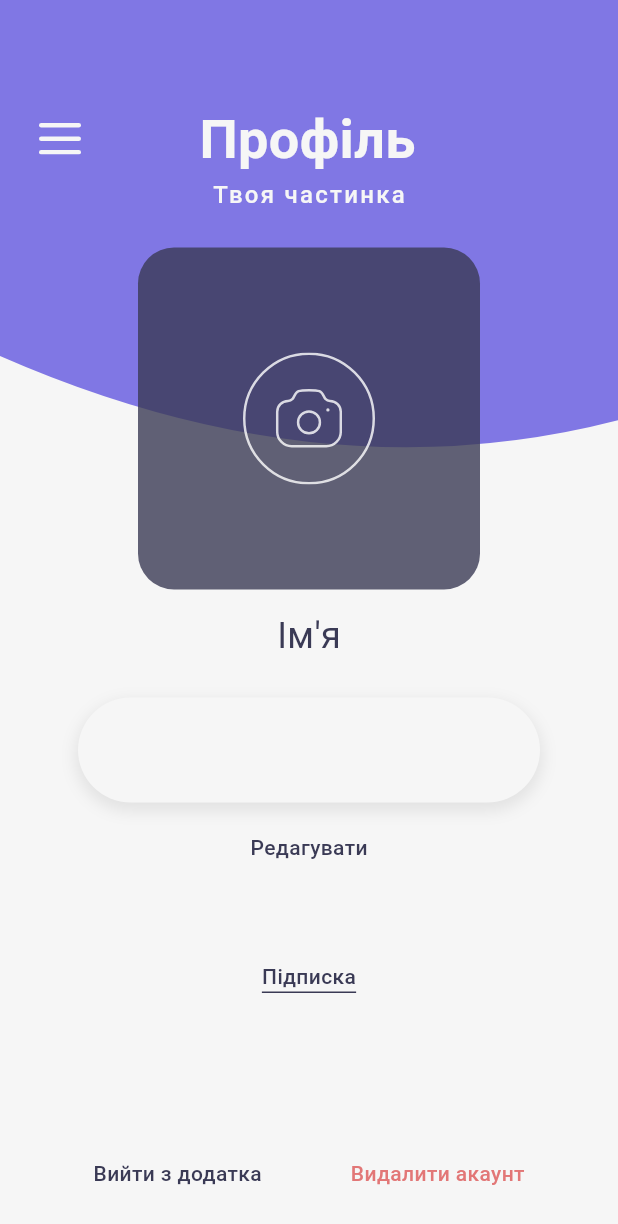
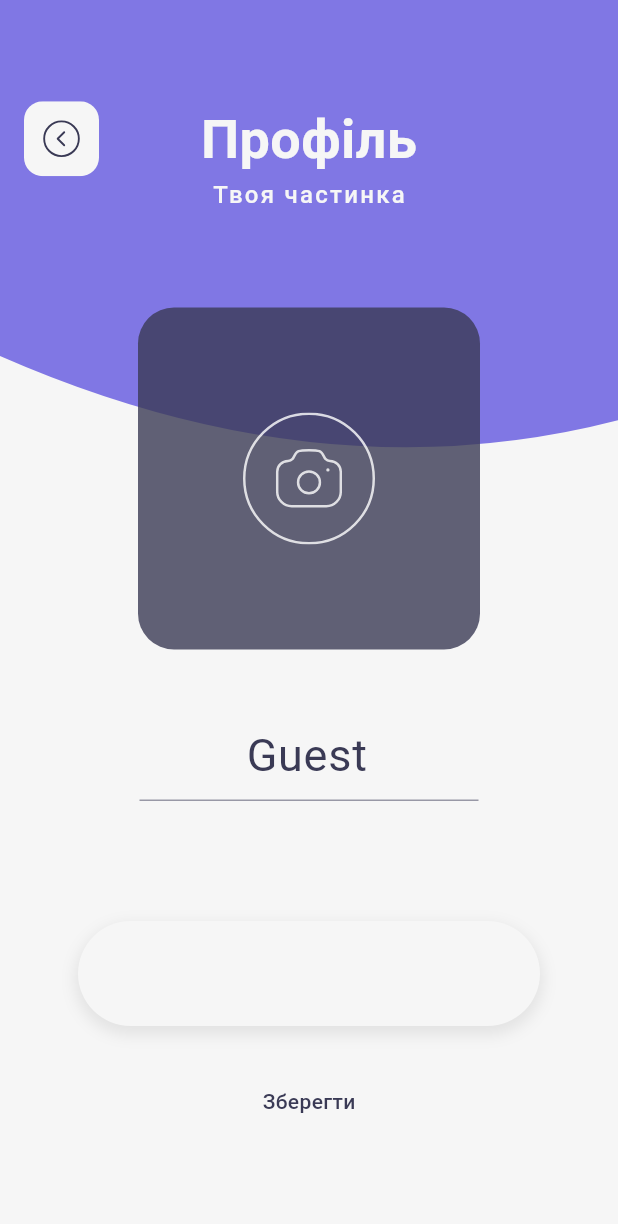
Before and after one commit to MaximDmytruk/Memory-Box, a Flutter app: the ProfileScreen screen opened directly, after a tap on "Редагувати", on a phone screen of 412 x 824 dp. Shown: the top 1224 px of the screen. Run offline on Flutter 3.47's test engine with Material 3 defaults, Android fonts, the phone set to English and light mode, and no system bars; our stand-ins replace bloc, flutter_bloc, flutter_svg, freezed_annotation, gap, google_fonts and 3 more; missing offline and left inert: flutter_sound; accounts and stored records are empty.

Commit message:
Create different pages for ProfileScreen

```diff
--- /dev/null
+++ b/lib/blocs/profile_screen_bloc/profile_screen_bloc.dart
@@ -0,0 +1,33 @@
+import 'package:bloc/bloc.dart';
+import 'package:freezed_annotation/freezed_annotation.dart';
+
+part 'profile_screen_event.dart';
+part 'profile_screen_state.dart';
+part 'profile_screen_bloc.freezed.dart';
+
+class ProfileScreenBloc extends Bloc<ProfileScreenEvent, ProfileScreenState> {
+  ProfileScreenBloc() : super(ProfileScreenState()) {
+    on<_OnEditMode>(_onEditMode);
+    on<_OffEditMode>(_offEditMode);
+  }
+
+  void _onEditMode(_OnEditMode event, Emitter emit) {
+    emit(
+      state.copyWith(
+        status: ProfileScreenStatus.edit,
+        editModeOn: true,
+      ),
+    );
+  }
+
+  void _offEditMode(_OffEditMode event, Emitter emit) {
+    emit(
+      state.copyWith(
+        status: ProfileScreenStatus.loaded,
+        editModeOn: false,
+      ),
+    );
+  }
+
+
+}
--- /dev/null
+++ b/lib/blocs/profile_screen_bloc/profile_screen_event.dart
@@ -0,0 +1,7 @@
+part of 'profile_screen_bloc.dart';
+
+@freezed
+class ProfileScreenEvent with _$ProfileScreenEvent {
+  const factory ProfileScreenEvent.onEditMode() = _OnEditMode;
+  const factory ProfileScreenEvent.offEditMode() = _OffEditMode;
+}
--- /dev/null
+++ b/lib/blocs/profile_screen_bloc/profile_screen_state.dart
@@ -0,0 +1,14 @@
+part of 'profile_screen_bloc.dart';
+
+enum ProfileScreenStatus {
+  loaded,
+  edit,
+}
+
+@freezed
+class ProfileScreenState with _$ProfileScreenState {
+  const factory ProfileScreenState({
+    @Default(ProfileScreenStatus.loaded) ProfileScreenStatus status,
+    @Default(false) bool editModeOn,
+  }) = _ProfileScreenState;
+}
--- a/lib/constants/icons_app/icons_app.dart
+++ b/lib/constants/icons_app/icons_app.dart
@@ -24,4 +24,5 @@ class IconsApp {
   static String upload = 'assets/icons/upload.svg';
   static String skipBack15 = 'assets/icons/skip_back_15.svg';
    static String skipForward15 = 'assets/icons/skip_forward_15.svg';
+    static String backArrowInWhiteRectangle = 'assets/icons/back_arrow_in_white_rectangle.svg';
 }
--- a/lib/main.dart
+++ b/lib/main.dart
@@ -2,7 +2,8 @@ import 'package:flutter/material.dart';
 import 'package:flutter_bloc/flutter_bloc.dart';
 import 'package:hive_flutter/hive_flutter.dart';
 import 'package:memory_box/blocs/auth_bloc/auth_bloc.dart';
-import 'package:memory_box/blocs/bloc/main_screen_bloc.dart';
+import 'package:memory_box/blocs/profile_screen_bloc/profile_screen_bloc.dart';
+import 'package:memory_box/blocs/main_screen_bloc/main_screen_bloc.dart';
 import 'package:memory_box/blocs/registration_bloc/registration_bloc.dart';
 import 'package:memory_box/blocs/recording_screen_bloc/recording_screen_bloc.dart';
 import 'package:memory_box/blocs/player_bloc/player_bloc.dart';
@@ -46,13 +47,18 @@ class MainApp extends StatelessWidget {
           ),
         ),
         BlocProvider(
-          create: (context) => MainScreenBloc(audioRepository: audioRepository,),
+          create: (context) => MainScreenBloc(
+            audioRepository: audioRepository,
+          ),
         ),
         BlocProvider(
           create: (context) => PlayerBloc(),
         ),
         BlocProvider(
           create: (context) => RecordingScreenBloc(),
+        ),
+        BlocProvider(
+          create: (context) => ProfileScreenBloc(),
         ),
       ],
       child: MaterialApp(
--- /dev/null
+++ b/lib/repositories/user_guest_repository.dart
@@ -0,0 +1,37 @@
+import 'package:hive_flutter/hive_flutter.dart';
+
+class UserGuestRepository {
+  static const String _boxName = 'profile';
+
+  Future<void> init() async {
+    final Box<String> box = await Hive.openBox<String>(_boxName);
+
+    if (!box.containsKey('name')) {
+      await box.put('name', 'Guest');
+    }
+
+    if (!box.containsKey('phoneNumber')) {
+      await box.put('phoneNumber', '');
+    }
+  }
+
+  String getName() {
+    final Box<String> box = Hive.box<String>(_boxName);
+    return box.get('name', defaultValue: 'GuestDEFAULT')!;
+  }
+
+  String getPhoneNumber() {
+    final Box<String> box = Hive.box<String>(_boxName);
+    return box.get('phoneNumber', defaultValue: 'DEFAULT')!;
+  }
+
+  Future<void> updateName(String newName) async {
+    final Box<String> box = Hive.box<String>(_boxName);
+    await box.put('name', newName);
+  }
+
+  Future<void> updatePhoneNumber(String newPhone) async {
+    final Box<String> box = Hive.box<String>(_boxName);
+    await box.put('phoneNumber', newPhone);
+  }
+}
--- a/lib/screens/main_screen/main_screen.dart
+++ b/lib/screens/main_screen/main_screen.dart
@@ -1,7 +1,7 @@
 import 'package:flutter/material.dart';
 import 'package:flutter_bloc/flutter_bloc.dart';
 import 'package:flutter_svg/svg.dart';
-import 'package:memory_box/blocs/bloc/main_screen_bloc.dart';
+import 'package:memory_box/blocs/main_screen_bloc/main_screen_bloc.dart';
 import 'package:memory_box/constants/colors_app/colors_app.dart';
 import 'package:memory_box/constants/fonts/inter_font.dart';
 import 'package:memory_box/constants/icons_app/icons_app.dart';
--- /dev/null
+++ b/lib/screens/profile_screen/pages/edit_page.dart
@@ -0,0 +1,142 @@
+import 'package:flutter/material.dart';
+import 'package:flutter/services.dart';
+import 'package:flutter_svg/svg.dart';
+import 'package:memory_box/constants/colors_app/colors_app.dart';
+import 'package:memory_box/constants/fonts/inter_font.dart';
+import 'package:memory_box/constants/icons_app/icons_app.dart';
+
+import 'package:memory_box/widgets/app_bars/custom_app_bar.dart';
+
+import 'package:memory_box/widgets/text_fields/custom_text_field.dart';
+import 'package:memory_box/widgets/text_fields/custom_text_field_with_underline.dart';
+
+class EditPage extends StatefulWidget {
+  final GestureTapCallback? prefixWidgetAction;
+
+  const EditPage({super.key, this.prefixWidgetAction});
+
+  @override
+  State<EditPage> createState() => _EditPageState();
+}
+
+class _EditPageState extends State<EditPage> {
+  final TextEditingController nameTextController = TextEditingController(
+    text: 'Guest',
+  );
+
+  @override
+  void dispose() {
+    nameTextController.dispose();
+    super.dispose();
+  }
+
+  @override
+  Widget build(BuildContext context) {
+    return SingleChildScrollView(
+      child: Padding(
+        padding: const EdgeInsets.only(
+          top: 67.0,
+          bottom: 47.0,
+          left: 16.0,
+          right: 16.0,
+        ),
+        child: Column(
+          mainAxisAlignment: MainAxisAlignment.center,
+          // spacing: 24.0,
+          children: [
+            CustomAppBar(
+              title: 'Профіль',
+              onDrawerIconTap: () {},
+              prefixChild: InkWell(
+                onTap: widget.prefixWidgetAction,
+                child: SvgPicture.asset(
+                  IconsApp.backArrowInWhiteRectangle,
+                  width: 50,
+                  height: 50,
+                ),
+              ),
+            ),
+            Text(
+              'Твоя частинка',
+              style: customTextStyle(
+                  fontSize: 16.0,
+                  fontWeight: FontWeight.w500,
+                  color: ColorsApp.white246,
+                  letterSpacing: 1.5),
+            ),
+            SizedBox(
+              height: 64.0,
+            ),
+            Container(
+              padding: EdgeInsets.all(
+                70,
+              ),
+              height: 228.0,
+              width: 228.0,
+              decoration: BoxDecoration(
+                color: ColorsApp.black58WithOpaciti08,
+                borderRadius: BorderRadius.circular(
+                  24.0,
+                ),
+              ),
+              child: InkWell(
+                borderRadius: BorderRadius.all(
+                  Radius.circular(
+                    40,
+                  ),
+                ),
+                onTap: () {},
+                child: SvgPicture.asset(
+                  IconsApp.photo,
+                  width: 80.0,
+                  height: 80.0,
+                ),
+              ),
+            ),
+            SizedBox(
+              height: 40.0,
+            ),
+            Padding(
+              padding: EdgeInsets.symmetric(
+                horizontal: 77,
+              ),
+              child: CustomTextFieldWithUnderline(
+                nameTextController: nameTextController,
+              ),
+            ),
+            SizedBox(
+              height: 80.0,
+            ),
+            Padding(
+              padding: const EdgeInsets.symmetric(
+                horizontal: 36.0,
+              ),
+              child: CustomTextField(
+                keyboardOnlyDigits: true,
+                inputFormatters: [
+                  FilteringTextInputFormatter.digitsOnly,
+                  LengthLimitingTextInputFormatter(9),
+                ],
+              ),
+            ),
+            SizedBox(
+              height: 40,
+            ),
+            InkWell(
+              borderRadius: BorderRadius.circular(25.0),
+              onTap: () {},
+              child: Text(
+                'Зберегти',
+                style: customTextStyle(
+                  fontSize: 14.0,
+                  fontWeight: FontWeight.w500,
+                  color: ColorsApp.black58,
+                ),
+              ),
+            ),
+          ],
+        ),
+      ),
+    );
+  }
+}
--- /dev/null
+++ b/lib/screens/profile_screen/pages/profilePage.dart
@@ -0,0 +1,148 @@
+import 'package:flutter/material.dart';
+import 'package:flutter/services.dart';
+import 'package:flutter_svg/svg.dart';
+import 'package:memory_box/constants/colors_app/colors_app.dart';
+import 'package:memory_box/constants/fonts/inter_font.dart';
+import 'package:memory_box/constants/icons_app/icons_app.dart';
+import 'package:memory_box/screens/registration_screens/registration_screen/widgets/custom_text_button.dart';
+import 'package:memory_box/widgets/app_bars/custom_app_bar.dart';
+import 'package:memory_box/widgets/buttons/custom_text_with_underline_button.dart';
+import 'package:memory_box/widgets/text_fields/custom_text_field.dart';
+
+class ProfilePage extends StatelessWidget {
+  final GestureTapCallback? iconMenuButtonAction;
+  final GestureTapCallback? editAction;
+
+  const ProfilePage({
+    super.key,
+    this.iconMenuButtonAction,
+    this.editAction,
+  });
+
+  @override
+  Widget build(BuildContext context) {
+    return SingleChildScrollView(
+      child: Padding(
+        padding: const EdgeInsets.only(
+          top: 67.0,
+          bottom: 47.0,
+          left: 16.0,
+          right: 16.0,
+        ),
+        child: Column(
+          mainAxisAlignment: MainAxisAlignment.center,
+          // spacing: 24.0,
+          children: [
+            CustomAppBar(
+              title: 'Профіль',
+              onDrawerIconTap: iconMenuButtonAction,
+            ),
+            Text(
+              'Твоя частинка',
+              style: customTextStyle(
+                  fontSize: 16.0,
+                  fontWeight: FontWeight.w500,
+                  color: ColorsApp.white246,
+                  letterSpacing: 1.5),
+            ),
+            SizedBox(
+              height: 24.0,
+            ),
+            Container(
+              padding: EdgeInsets.all(
+                70,
+              ),
+              height: 228.0,
+              width: 228.0,
+              decoration: BoxDecoration(
+                color: ColorsApp.black58WithOpaciti08,
+                borderRadius: BorderRadius.circular(
+                  24.0,
+                ),
+              ),
+              child: InkWell(
+                borderRadius: BorderRadius.all(
+                  Radius.circular(
+                    40,
+                  ),
+                ),
+                onTap: () {},
+                child: SvgPicture.asset(
+                  IconsApp.photo,
+                  width: 80.0,
+                  height: 80.0,
+                ),
+              ),
+            ),
+            SizedBox(
+              height: 14.0,
+            ),
+            Text(
+              'Ім\'я',
+              style: customTextStyle(
+                fontSize: 24.0,
+                fontWeight: FontWeight.w400,
+                color: ColorsApp.black58,
+              ),
+            ),
+            SizedBox(
+              height: 24.0,
+            ),
+            Padding(
+              padding: const EdgeInsets.symmetric(
+                horizontal: 36.0,
+              ),
+              child: CustomTextField(
+                keyboardOnlyDigits: true,
+                inputFormatters: [
+                  FilteringTextInputFormatter.digitsOnly,
+                  LengthLimitingTextInputFormatter(9),
+                ],
+              ),
+            ),
+            SizedBox(
+              height: 20,
+            ),
+            InkWell(
+              borderRadius: BorderRadius.circular(25.0),
+              onTap: editAction,
+              child: Text(
+                'Редагувати',
+                style: customTextStyle(
+                  fontSize: 14.0,
+                  fontWeight: FontWeight.w500,
+                  color: ColorsApp.black58,
+                ),
+              ),
+            ),
+            SizedBox(
+              height: 66.0,
+            ),
+            CustomTextWithUnderlineButton(
+              name: 'Підписка',
+              color: ColorsApp.black58,
+            ),
+            SizedBox(
+              height: 110.0,
+            ),
+            Row(
+              spacing: 13,
+              mainAxisAlignment: MainAxisAlignment.spaceEvenly,
+              children: [
+                CustomTextButton(
+                  name: 'Вийти з додатка',
+                  fontWeight: FontWeight.w400,
+                ),
+                CustomTextButton(
+                  name: 'Видалити акаунт',
+                  fontWeight: FontWeight.w400,
+                  color: ColorsApp.red,
+                ),
+              ],
+            )
+          ],
+        ),
+      ),
+    );
+  }
+}
--- a/lib/screens/profile_screen/profile_screen.dart
+++ b/lib/screens/profile_screen/profile_screen.dart
@@ -1,10 +1,14 @@
 import 'package:flutter/material.dart';
 import 'package:flutter/services.dart';
+import 'package:flutter_bloc/flutter_bloc.dart';
 import 'package:flutter_svg/svg.dart';
 import 'package:gap/gap.dart';
+import 'package:memory_box/blocs/profile_screen_bloc/profile_screen_bloc.dart';
 import 'package:memory_box/constants/colors_app/colors_app.dart';
 import 'package:memory_box/constants/fonts/inter_font.dart';
 import 'package:memory_box/constants/icons_app/icons_app.dart';
+import 'package:memory_box/screens/profile_screen/pages/edit_page.dart';
+import 'package:memory_box/screens/profile_screen/pages/profilePage.dart';
 import 'package:memory_box/screens/registration_screens/registration_screen/widgets/custom_text_button.dart';
 import 'package:memory_box/widgets/app_bars/custom_app_bar.dart';
 
@@ -26,135 +30,34 @@ class _ProfileScreenState extends State<ProfileScreen> {
 
   void _photoAction() {}
 
+  void editAction() {
+    context.read<ProfileScreenBloc>().add(ProfileScreenEvent.onEditMode());
+  }
+
+  void offEditMode() {
+    context.read<ProfileScreenBloc>().add(ProfileScreenEvent.offEditMode());
+  }
+
   @override
   Widget build(BuildContext context) {
     Size size = MediaQuery.of(context).size;
     return CustomBackground(
       child: Scaffold(
         backgroundColor: ColorsApp.transparent,
-        body: SingleChildScrollView(
-          child: Padding(
-            padding: const EdgeInsets.only(
-              top: 67.0,
-              bottom: 47.0,
-              left: 16.0,
-              right: 16.0,
-            ),
-            child: Column(
-              mainAxisAlignment: MainAxisAlignment.center,
-              // spacing: 24.0,
-              children: [
-                CustomAppBar(
-                  title: 'Профіль',
-                  onDrawerIconTap: _iconMenuButtonAction,
-                ),
-                Text(
-                  'Твоя частинка',
-                  style: customTextStyle(
-                    fontSize: 16.0,
-                    fontWeight: FontWeight.w500,
-                    color: ColorsApp.white246,
-                    letterSpacing: 1.5
-                  ),
-                ),
-                SizedBox(
-                  height: 24.0,
-                ),
-                Container(
-                  padding: EdgeInsets.all(
-                    70,
-                  ),
-                  height: 228.0,
-                  width: 228.0,
-                  decoration: BoxDecoration(
-                    color: ColorsApp.black58WithOpaciti08,
-                    borderRadius: BorderRadius.circular(
-                      24.0,
-                    ),
-                  ),
-                  child: InkWell(
-                    borderRadius: BorderRadius.all(
-                      Radius.circular(
-                        40,
-                      ),
-                    ),
-                    onTap: _photoAction,
-                    child: SvgPicture.asset(
-                      IconsApp.photo,
-                      width: 80.0,
-                      height: 80.0,
-                    ),
-                  ),
-                ),
-                SizedBox(
-                  height: 14.0,
-                ),
-                Text(
-                  'Ім\'я',
-                  style: customTextStyle(
-                    fontSize: 24.0,
-                    fontWeight: FontWeight.w400,
-                    color: ColorsApp.black58,
-                  ),
-                ),
-                SizedBox(
-                  height: 24.0,
-                ),
-                Padding(
-                  padding: const EdgeInsets.symmetric(
-                    horizontal: 36.0,
-                  ),
-                  child: CustomTextField(
-                    keyboardOnlyDigits: true,
-                    inputFormatters: [
-                      FilteringTextInputFormatter.digitsOnly,
-                      LengthLimitingTextInputFormatter(9),
-                    ],
-                  ),
-                ),
-                SizedBox(
-                  height: 20,
-                ),
-                InkWell(
-                  borderRadius: BorderRadius.circular(25.0),
-                  onTap: () {},
-                  child: Text(
-                    'Редагувати',
-                    style: customTextStyle(
-                      fontSize: 14.0,
-                      fontWeight: FontWeight.w500,
-                      color: ColorsApp.black58,
-                    ),
-                  ),
-                ),
-                SizedBox(
-                  height: 66.0,
-                ),
-                CustomTextWithUnderlineButton(
-                  name: 'Підписка',
-                  color: ColorsApp.black58,
-                ),
-                SizedBox(
-                  height: 110.0,
-                ),
-                Row(
-                  spacing: 13,
-                  mainAxisAlignment: MainAxisAlignment.spaceEvenly,
-                  children: [
-                    CustomTextButton(
-                      name: 'Вийти з додатка',
-                      fontWeight: FontWeight.w400,
-                    ),
-                    CustomTextButton(
-                      name: 'Видалити акаунт',
-                      fontWeight: FontWeight.w400,
-                      color: ColorsApp.red,
-                    ),
-                  ],
-                )
-              ],
-            ),
-          ),
+        body: BlocBuilder<ProfileScreenBloc, ProfileScreenState>(
+          builder: (context, state) {
+            switch (state.status) {
+              case ProfileScreenStatus.loaded:
+                return ProfilePage(
+                  iconMenuButtonAction: _iconMenuButtonAction,
+                  editAction: editAction,
+                );
+              case ProfileScreenStatus.edit:
+                return EditPage(
+                  prefixWidgetAction: offEditMode,
+                );
+            }
+          },
         ),
       ),
     );
--- a/lib/widgets/app_bars/custom_app_bar.dart
+++ b/lib/widgets/app_bars/custom_app_bar.dart
@@ -8,12 +8,14 @@ class CustomAppBar extends StatelessWidget {
   final String title;
   final VoidCallback? onDrawerIconTap;
   final Widget? leadingChild;
+  final Widget? prefixChild;
 
   const CustomAppBar({
     super.key,
     required this.onDrawerIconTap,
     required this.title,
     this.leadingChild,
+    this.prefixChild,
   });
 
   @override
@@ -21,13 +23,16 @@ class CustomAppBar extends StatelessWidget {
     return Row(
       mainAxisAlignment: MainAxisAlignment.spaceBetween,
       children: [
+        prefixChild ??
             IconButton(
               onPressed: onDrawerIconTap,
               icon: SvgPicture.asset(
                 IconsApp.menu,
               ),
             ),
-        Text(
+        Align(
+          alignment: Alignment.center,
+          child: Text(
             title,
             style: customTextStyle(
               fontSize: 36.0,
@@ -35,10 +40,11 @@ class CustomAppBar extends StatelessWidget {
               color: ColorsApp.white246,
             ),
           ),
+        ),
         leadingChild ??
             SizedBox(
               width: 50.0,
-              height: 30.0,
+              height: 50.0,
             ),
       ],
     );
--- /dev/null
+++ b/lib/widgets/text_fields/custom_text_field_with_underline.dart
@@ -0,0 +1,46 @@
+import 'package:flutter/material.dart';
+import 'package:memory_box/constants/colors_app/colors_app.dart';
+import 'package:memory_box/constants/fonts/inter_font.dart';
+
+class CustomTextFieldWithUnderline extends StatelessWidget {
+  const CustomTextFieldWithUnderline({
+    super.key,
+    required this.nameTextController,
+  });
+
+  final TextEditingController nameTextController;
+
+  @override
+  Widget build(BuildContext context) {
+    return TextField(
+      style: customTextStyle(
+        fontSize: 30.0,
+        fontWeight: FontWeight.w400,
+        color: ColorsApp.black58,
+      ),
+      controller: nameTextController,
+      textAlign: TextAlign.center,
+      cursorColor: ColorsApp.black58,
+      decoration: InputDecoration(
+        border: UnderlineInputBorder(
+          borderSide: BorderSide(
+            color: ColorsApp.black58WithOpaciti05,
+            width: 1,
+          ),
+        ),
+        enabledBorder: UnderlineInputBorder(
+          borderSide: BorderSide(
+            color: ColorsApp.black58WithOpaciti05,
+            width: 1,
+          ),
+        ),
+        focusedBorder: UnderlineInputBorder(
+          borderSide: BorderSide(
+            color: ColorsApp.black58WithOpaciti05,
+            width: 1,
+          ),
+        ),
+      ),
+    );
+  }
+}
```
Also changed, not shown: assets/icons/back_arrow_in_white_rectangle.svg (added), lib/blocs/main_screen_bloc/main_screen_bloc.dart (renamed from lib/blocs/bloc/main_screen_bloc.dart), lib/blocs/main_screen_bloc/main_screen_bloc.freezed.dart (renamed from lib/blocs/bloc/main_screen_bloc.freezed.dart), lib/blocs/main_screen_bloc/main_screen_event.dart (renamed from lib/blocs/bloc/main_screen_event.dart), lib/blocs/main_screen_bloc/main_screen_state.dart (renamed from lib/blocs/bloc/main_screen_state.dart), lib/blocs/profile_screen_bloc/profile_screen_bloc.freezed.dart (added), 4 other files. Lines whose indentation alone changed are shown as unchanged.
